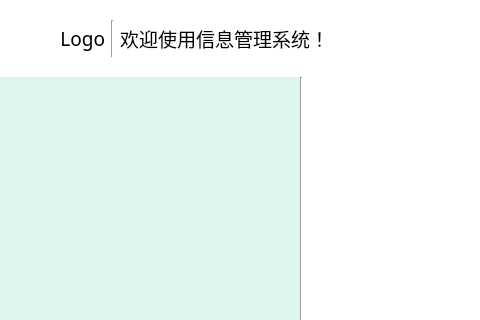
Qt form ui/widgets/main_page/MainPage.ui (ArcherLuo233/election-s-prediction) before a commit; both pictures show x 0 to 480 and y 0 to 320 of the 1199 by 666 pixel window.
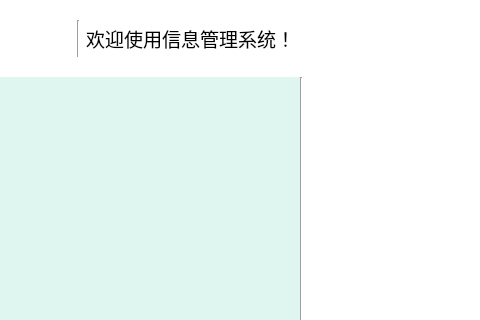
The same form after that commit. Custom widgets are drawn as their Qt base class.

```diff
--- a/ui/widgets/main_page/MainPage.ui
+++ b/ui/widgets/main_page/MainPage.ui
@@ -144,7 +144,7 @@
          </font>
         </property>
         <property name="text">
-         <string>Logo</string>
+         <string/>
         </property>
         <property name="alignment">
          <set>Qt::AlignRight|Qt::AlignTrailing|Qt::AlignVCenter</set>
```
